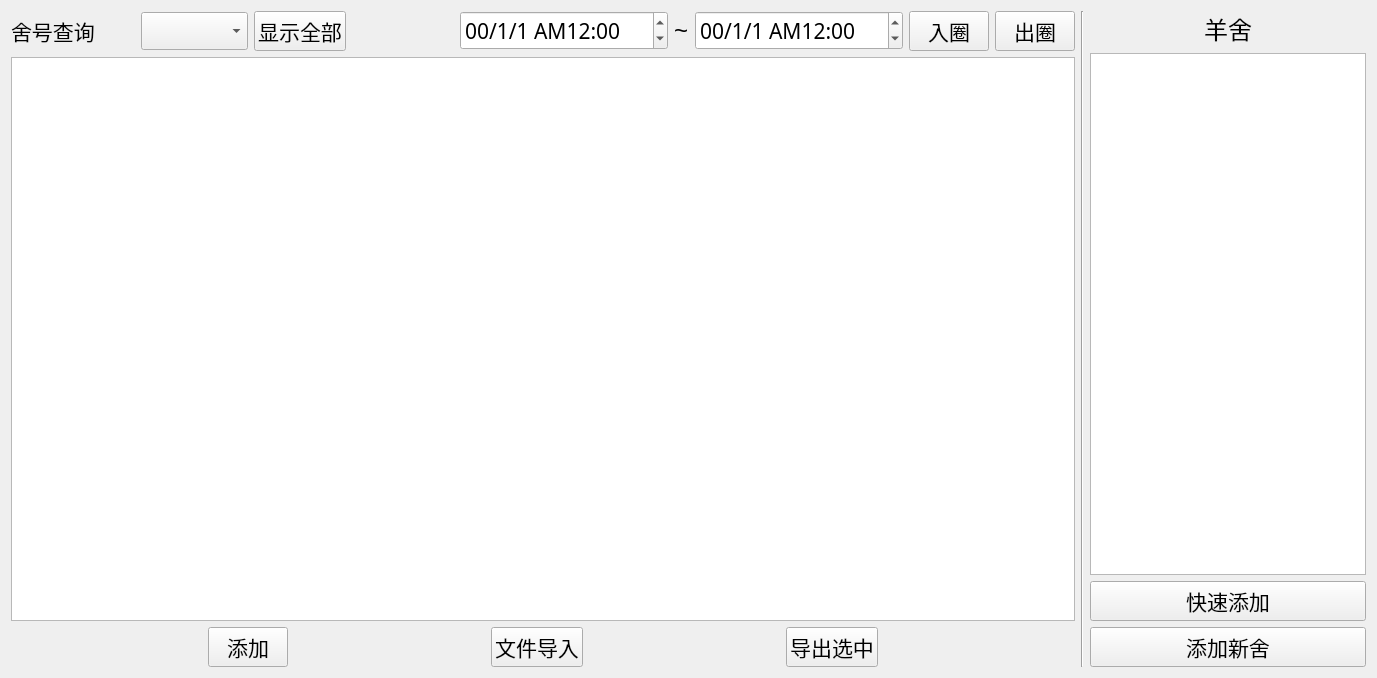
po-ppy/NewGoat, file Goat/goatqueryform.ui: the form before one commit.
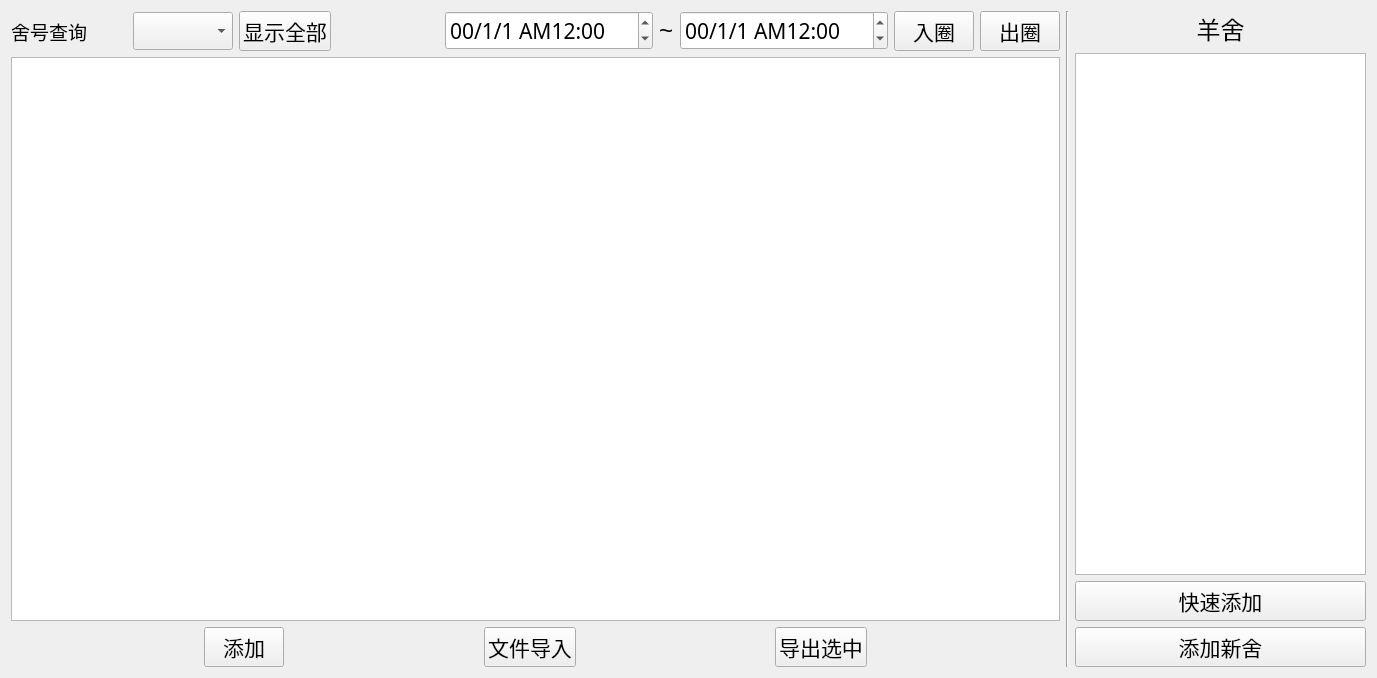
The form after the commit.

```diff
--- a/Goat/goatqueryform.ui
+++ b/Goat/goatqueryform.ui
@@ -24,16 +24,10 @@
           <layout class="QHBoxLayout" name="horizontalLayout">
            <item>
             <widget class="QLabel" name="label">
-             <property name="maximumSize">
-              <size>
-               <width>100</width>
-               <height>16777215</height>
-              </size>
-             </property>
              <property name="font">
               <font>
                <family>黑体</family>
-               <pointsize>16</pointsize>
+               <pointsize>14</pointsize>
               </font>
              </property>
              <property name="text">
@@ -58,7 +52,7 @@
             <widget class="QComboBox" name="comboBox">
              <property name="maximumSize">
               <size>
-               <width>200</width>
+               <width>100</width>
                <height>16777215</height>
               </size>
              </property>
```
